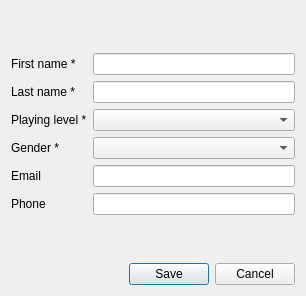
Before: the Qt Designer form src/EditMemberDialog.ui in simophin/game-matcher-qt, drawn with Qt 5.
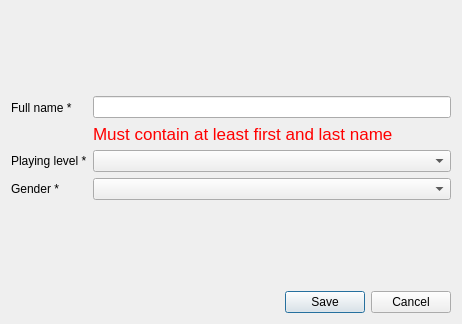
After: the same form once the commit is applied.

```diff
--- a/src/EditMemberDialog.ui
+++ b/src/EditMemberDialog.ui
@@ -9,8 +9,8 @@
    <rect>
     <x>0</x>
     <y>0</y>
-    <width>306</width>
-    <height>296</height>
+    <width>462</width>
+    <height>324</height>
    </rect>
   </property>
   <property name="sizePolicy">
@@ -34,62 +34,58 @@
      <item row="0" column="0">
       <widget class="QLabel" name="firstNameLabel">
        <property name="text">
-        <string>First name *</string>
+        <string>Full name *</string>
        </property>
       </widget>
      </item>
-     <item row="0" column="1">
-      <widget class="QLineEdit" name="firstNameLineEdit"/>
-     </item>
      <item row="1" column="0">
-      <widget class="QLabel" name="lastNameLabel">
-       <property name="text">
-        <string>Last name *</string>
-       </property>
-      </widget>
-     </item>
-     <item row="1" column="1">
-      <widget class="QLineEdit" name="lastNameLineEdit"/>
-     </item>
-     <item row="2" column="0">
       <widget class="QLabel" name="playingLevelLabel">
        <property name="text">
         <string>Playing level *</string>
        </property>
       </widget>
      </item>
-     <item row="3" column="0">
+     <item row="1" column="1">
+      <widget class="QComboBox" name="levelComboBox">
+       <property name="editable">
+        <bool>false</bool>
+       </property>
+       <property name="placeholderText">
+        <string>Select your level</string>
+       </property>
+      </widget>
+     </item>
+     <item row="2" column="0">
       <widget class="QLabel" name="genderLabel">
        <property name="text">
         <string>Gender *</string>
        </property>
       </widget>
      </item>
-     <item row="3" column="1">
-      <widget class="QComboBox" name="genderComboBox"/>
-     </item>
      <item row="2" column="1">
-      <widget class="QComboBox" name="levelComboBox"/>
-     </item>
-     <item row="4" column="0">
-      <widget class="QLabel" name="emailLabel">
-       <property name="text">
-        <string>Email</string>
+      <widget class="QComboBox" name="genderComboBox">
+       <property name="placeholderText">
+        <string>Select your gender</string>
        </property>
       </widget>
      </item>
-     <item row="4" column="1">
-      <widget class="QLineEdit" name="emailLineEdit"/>
-     </item>
-     <item row="5" column="0">
-      <widget class="QLabel" name="phoneLabel">
-       <property name="text">
-        <string>Phone</string>
-       </property>
-      </widget>
-     </item>
-     <item row="5" column="1">
-      <widget class="QLineEdit" name="phoneLineEdit"/>
+     <item row="0" column="1">
+      <layout class="QVBoxLayout" name="verticalLayout_2">
+       <item>
+        <widget class="QLineEdit" name="fullNameValue"/>
+       </item>
+       <item>
+        <widget class="QLabel" name="fullNameErrorLabel">
+         <property name="styleSheet">
+          <string notr="true">color: red;
+font-size: 13pt;</string>
+         </property>
+         <property name="text">
+          <string>Must contain at least first and last name</string>
+         </property>
+        </widget>
+       </item>
+      </layout>
      </item>
     </layout>
    </item>
```
